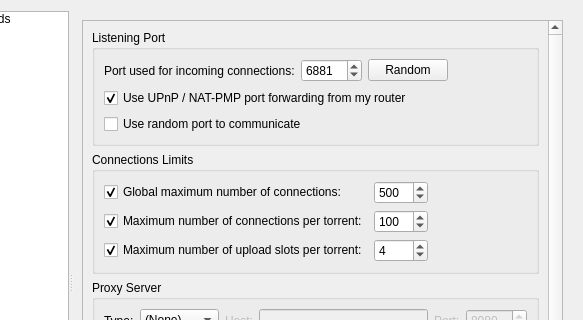
The window that src/preferences/options.ui (SysAdminDoc/qBittorrent-Vanced) describes before a commit, drawn with Qt 5; both pictures show x 196 to 779 and y 0 to 320 of the 779 by 591 pixel window.
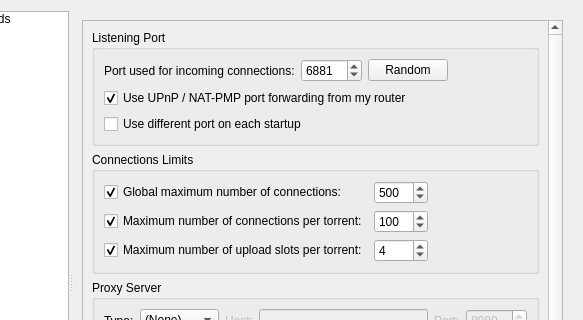
The same window after the commit. The open tabs and pages were chosen to show the change. Icons and pictures are not drawn.

Commit message: Change description of random port checkbox.

What changed in the file:
```diff
--- a/src/preferences/options.ui
+++ b/src/preferences/options.ui
@@ -1031,8 +1031,8 @@
             <rect>
              <x>0</x>
              <y>0</y>
-             <width>451</width>
-             <height>524</height>
+             <width>458</width>
+             <height>472</height>
             </rect>
            </property>
            <layout class="QVBoxLayout" name="verticalLayout_20">
@@ -1101,10 +1101,7 @@
                  <item>
                   <widget class="QCheckBox" name="checkRandomPort">
                    <property name="text">
-                    <string>Use random port to communicate</string>
-                   </property>
-                   <property name="checked">
-                    <bool>false</bool>
+                    <string>Use different port on each startup</string>
                    </property>
                   </widget>
                  </item>
```
Left out of the diff: 53 changed lines with no effect on the pictures.
